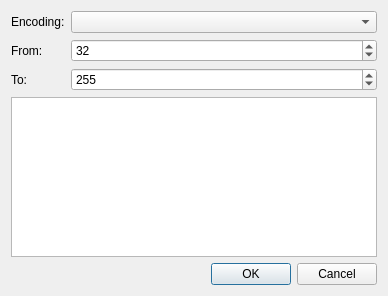
riuson/lcd-image-converter, file controls/fonts/font-range/dialogfontrange.ui: the form before one commit.
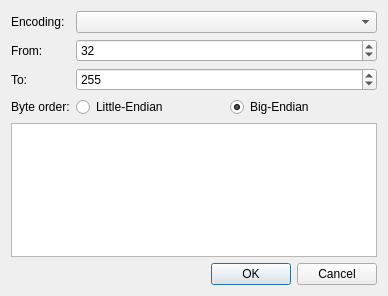
The form after the commit.

Commit message: Added option Big-Endian/Little-Endian for character range coding

What changed in the file:
```diff
--- a/controls/fonts/font-range/dialogfontrange.ui
+++ b/controls/fonts/font-range/dialogfontrange.ui
@@ -48,6 +48,44 @@
      </property>
     </widget>
    </item>
+   <item row="2" column="1">
+    <widget class="QSpinBox" name="spinBoxTo">
+     <property name="maximum">
+      <number>65535</number>
+     </property>
+     <property name="value">
+      <number>255</number>
+     </property>
+    </widget>
+   </item>
+   <item row="3" column="0">
+    <widget class="QLabel" name="label_4">
+     <property name="text">
+      <string>Byte order:</string>
+     </property>
+    </widget>
+   </item>
+   <item row="3" column="1">
+    <layout class="QHBoxLayout" name="horizontalLayout">
+     <item>
+      <widget class="QRadioButton" name="radioButtonLittleEndian">
+       <property name="text">
+        <string notr="true">Little-Endian</string>
+       </property>
+      </widget>
+     </item>
+     <item>
+      <widget class="QRadioButton" name="radioButtonBigEndian">
+       <property name="text">
+        <string notr="true">Big-Endian</string>
+       </property>
+       <property name="checked">
+        <bool>true</bool>
+       </property>
+      </widget>
+     </item>
+    </layout>
+   </item>
    <item row="4" column="0" colspan="2">
     <widget class="QPlainTextEdit" name="plainTextEditPreview"/>
    </item>
@@ -61,16 +99,6 @@
      </property>
     </widget>
    </item>
-   <item row="2" column="1">
-    <widget class="QSpinBox" name="spinBoxTo">
-     <property name="maximum">
-      <number>65535</number>
-     </property>
-     <property name="value">
-      <number>255</number>
-     </property>
-    </widget>
-   </item>
   </layout>
  </widget>
  <tabstops>
```
The commit also changes 2 other files.
